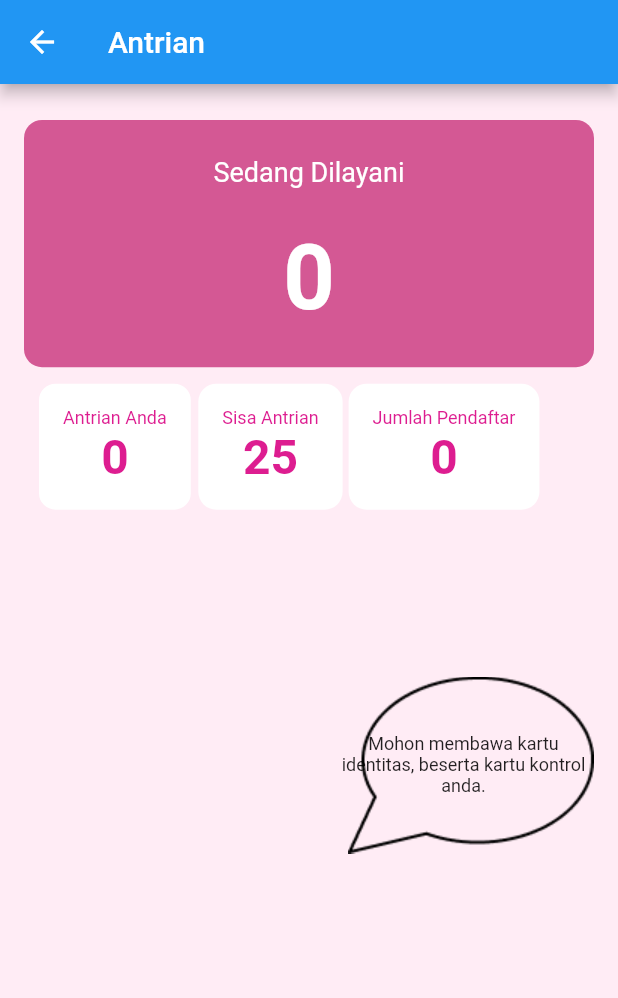
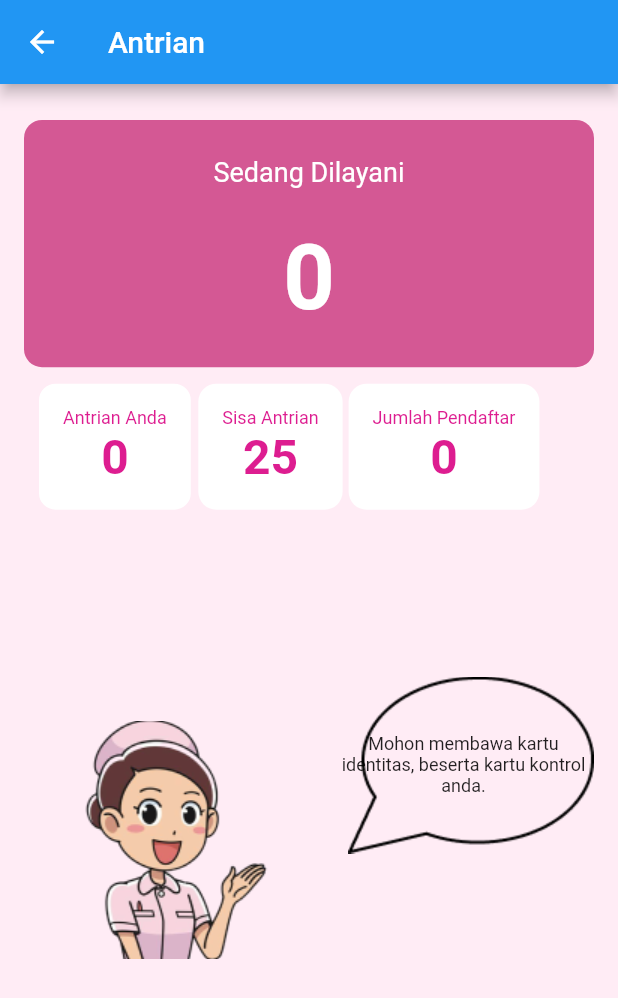
Before and after one commit to ddddddwwwwiiiaap/055_AplikasiPendaftaranKlinik, a Flutter app: the AntrianPages screen opened directly with empty values, on a phone screen of 412 x 824 dp. Shown: the top 998 px of the screen. Run offline on Flutter 3.47's test engine with Material 2 defaults, Android fonts, the light colour scheme and no system bars; our stand-ins replace cloud_firestore, date_format, firebase_auth, firebase_core; accounts and stored records are empty.

Commit message:
add buildImage to antrian view

```diff
--- a/lib/view/pasien/antrian.dart
+++ b/lib/view/pasien/antrian.dart
@@ -48,6 +48,7 @@ class _AntrianPagesState extends State<AntrianPages> {
             buildItemAntrian(size),
             buildEllipse(),
             buildTextInformasi(size),
+            buildImage(),
           ],
         ),
       ),
@@ -234,4 +235,23 @@ class _AntrianPagesState extends State<AntrianPages> {
       ),
     );
   }
+
+  Widget buildImage() {
+    return Positioned(
+      child: Align(
+        alignment: Alignment.centerLeft,
+        child: Container(
+          padding: const EdgeInsets.all(16),
+          child: Stack(
+            children: [
+              Padding(
+                padding: const EdgeInsets.only(top: 240, left: 40),
+                child: Image.asset("assets/image/suster3.png"),
+              )
+            ],
+          ),
+        ),
+      ),
+    );
+  }
 }
```
